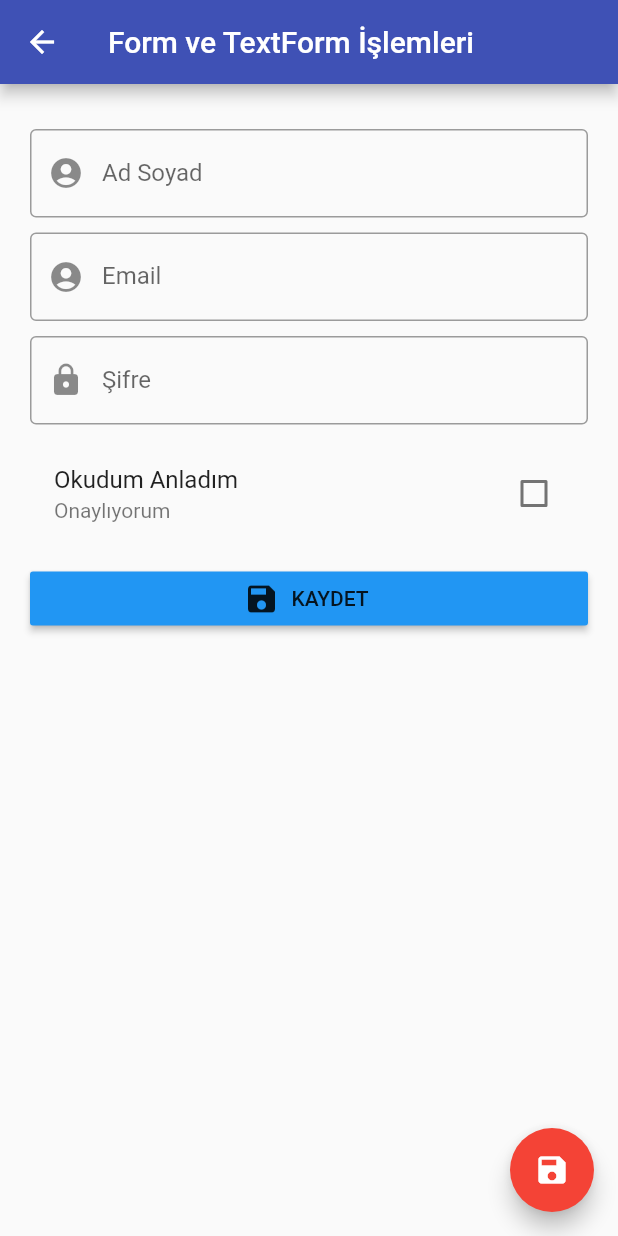
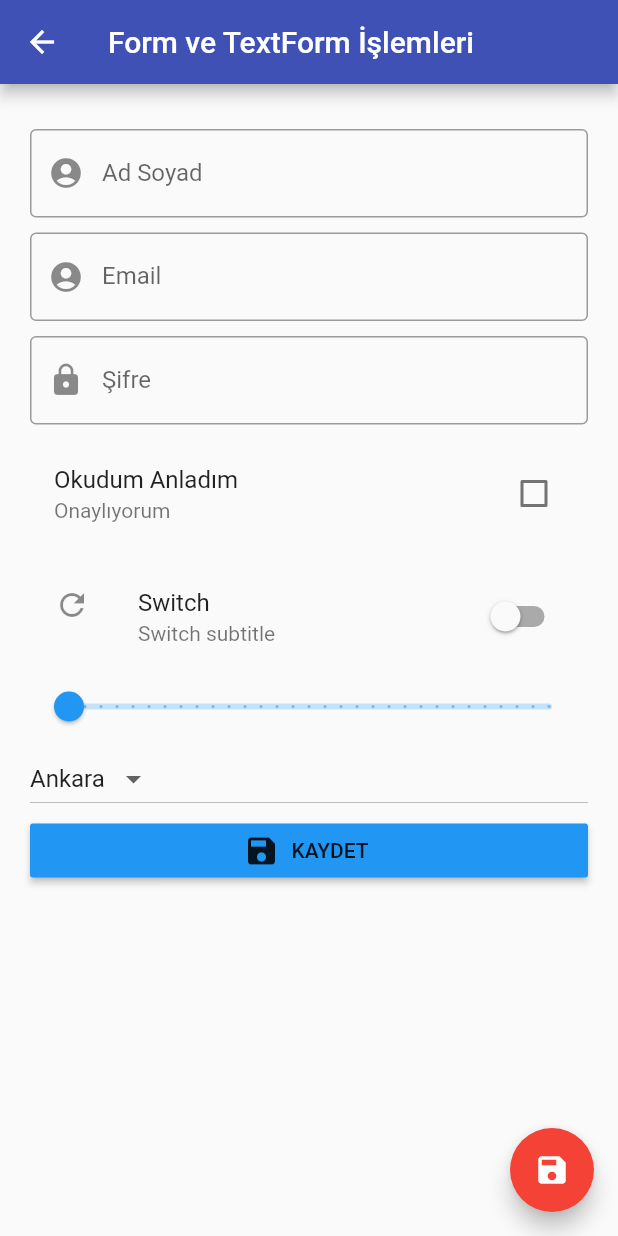
Before and after one commit to ahmetfturgut/MyFlutterWorks, a Flutter app: the screen it shows after launch, after a tap on "Form İşlemleri", on a phone screen of 412 x 824 dp. Run offline on Flutter 3.47's test engine with Material 2 defaults, Android fonts, the phone set to English and light mode, and no system bars; our stand-ins replace fluttertoast.

Commit message:
dropdown , switch,stepper

```diff
--- a/lib/form_islemleri.dart
+++ b/lib/form_islemleri.dart
@@ -6,9 +6,13 @@ class FormandTextFormField extends StatefulWidget {
 }
 
 class _FormandTextFormFieldState extends State<FormandTextFormField> {
-  var _name, _email, _pass, _cins,cinsiyet;
+  var _name, _email, _pass, _cins, cinsiyet;
+  bool switchState = false;
   var otoControl = false;
+  double sliderDeger = 0;
   var termAndConditions = false;
+  List<String> sehirler = ["Ankara", "İstanbul", "Sakarya", "Kocaeli"];
+  String secilenSehir = "Ankara";
   final formKey = GlobalKey<FormState>();
   @override
   Widget build(BuildContext context) {
@@ -96,6 +100,43 @@ class _FormandTextFormFieldState extends State<FormandTextFormField> {
                         });
                       }),
                   SizedBox(height: 10),
+                  SwitchListTile(
+                      value: switchState,
+                      title: Text("Switch"),
+                      subtitle: Text("Switch subtitle"),
+                      secondary: Icon(Icons.refresh),
+                      onChanged: (deger) {
+                        setState(() {
+                          debugPrint("$deger");
+                          switchState = deger;
+                        });
+                      }),
+                  Slider(
+                    value: sliderDeger,
+                    onChanged: (deger) {
+                      setState(() {
+                        sliderDeger = deger;
+                      });
+                    },
+                    min: 0,
+                    max: 20,
+                    divisions: 30,
+                    label: sliderDeger.toString(),
+                  ),
+                  DropdownButton<String>(
+                    items: sehirler.map((sehir) {
+                      return DropdownMenuItem(
+                        child: Text(sehir),
+                        value: sehir,
+                      );
+                    }).toList(),
+                    onChanged: (s) {
+                      setState(() {
+                        secilenSehir = s;
+                      });
+                    },
+                    value: secilenSehir,
+                  ),
                   RaisedButton.icon(
                     icon: Icon(Icons.save),
                     label: Text("KAYDET"),
--- a/lib/navigaston_islemleri.dart
+++ b/lib/navigaston_islemleri.dart
@@ -1,6 +1,7 @@
 import 'package:flutter/material.dart';
 import 'package:flutter_app_yeni/input_islemleri.dart';
 import 'package:flutter_app_yeni/liste_safyasi.dart';
+import 'package:flutter_app_yeni/stepper.dart';
 
 import 'aSayfasi.dart';
 import 'bSayfasi.dart';
@@ -70,6 +71,12 @@ class NavigasyonIslemleri extends StatelessWidget {
                 onPressed: () {
                   Navigator.push(context, MaterialPageRoute(builder: (context)=>FormandTextFormField()));
                 }),
+                 RaisedButton(
+                child: Text("Stepper İşlemleri"),
+                color: Colors.orange,
+                onPressed: () {
+                  Navigator.push(context, MaterialPageRoute(builder: (context)=>stapperPage()));
+                }),
           ],
         ),
       ),
```
Also changed, not shown: lib/stepper.dart (added, +113 -0 lines).
